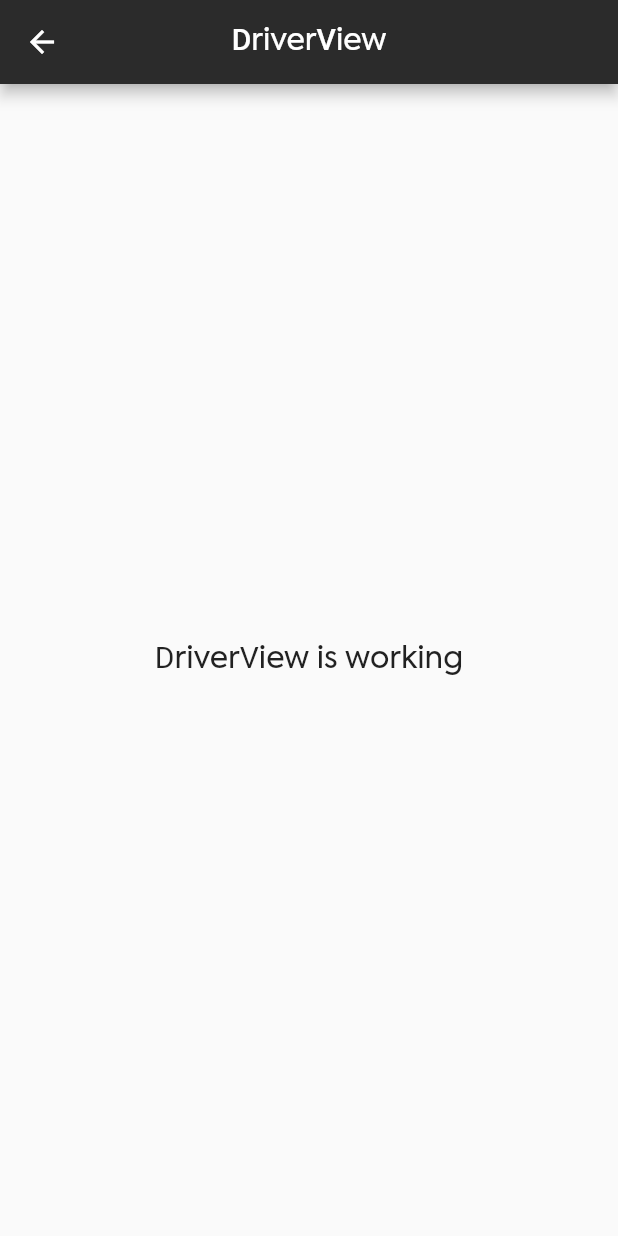
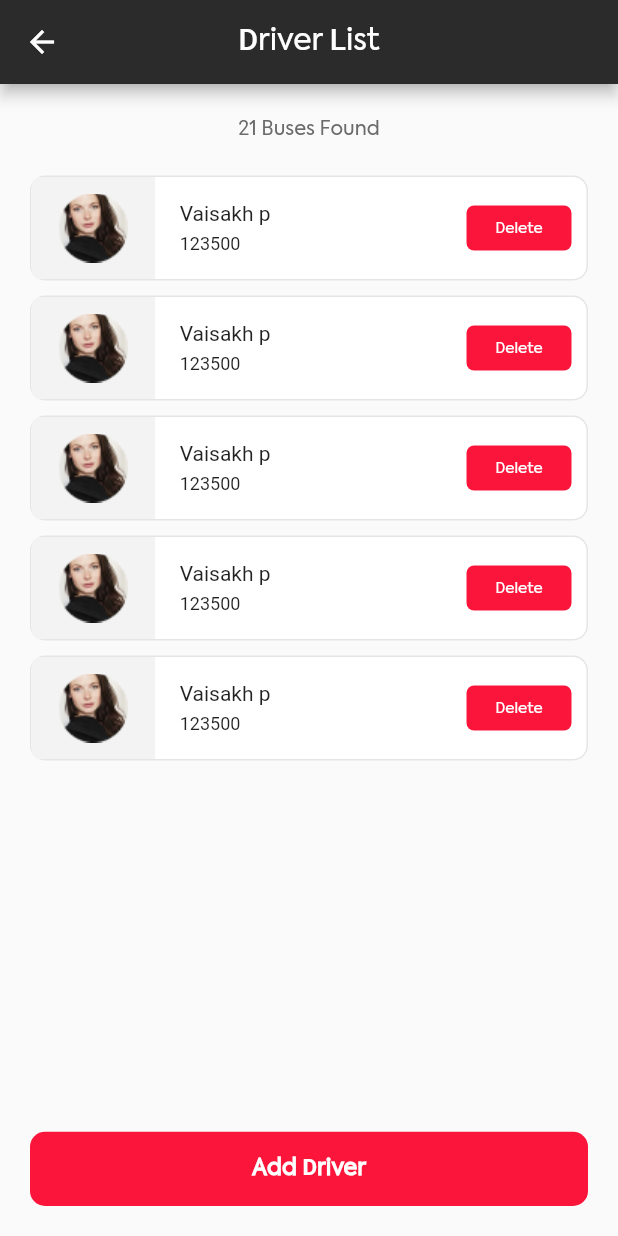
Before and after one commit to vaisakhferoke/novi_bus_app, a Flutter app: the DriverView screen opened by its route, on a phone screen of 412 x 824 dp. Run offline on Flutter 3.47's test engine with Material 2 defaults, Android fonts, the phone set to English and light mode, and no system bars; our stand-ins replace flutter_svg, fluttertoast, get; Roboto replaces fonts that are missing (auxiforma).

Commit message:
driver screen

```diff
--- a/lib/app/modules/driver/controllers/driver_controller.dart
+++ b/lib/app/modules/driver/controllers/driver_controller.dart
@@ -1,3 +1,10 @@
+import 'package:flutter/material.dart';
 import 'package:get/get.dart';
 
-class DriverController extends GetxController {}
+class DriverController extends GetxController {
+  final keyForm = GlobalKey<FormState>();
+  TextEditingController nameController = TextEditingController(text: '');
+  TextEditingController liceNoController = TextEditingController(text: '');
+
+  final isLoading = false.obs;
+}
--- a/lib/app/modules/driver/views/driver_view.dart
+++ b/lib/app/modules/driver/views/driver_view.dart
@@ -1,6 +1,9 @@
 import 'package:flutter/material.dart';
 
 import 'package:get/get.dart';
+import 'package:novi_bus_app/app/modules/driver/views/widget/driver_card.dart';
+import 'package:novi_bus_app/app/routes/app_pages.dart';
+import 'package:novi_bus_app/widgets/button/common_button.dart';
 
 import '../controllers/driver_controller.dart';
 
@@ -11,13 +14,52 @@ class DriverView extends GetView<DriverController> {
   Widget build(BuildContext context) {
     return Scaffold(
       appBar: AppBar(
-        title: const Text('DriverView'),
+        title: const Text('Driver List'),
         centerTitle: true,
       ),
-      body: const Center(
-        child: Text(
-          'DriverView is working',
-          style: TextStyle(fontSize: 20),
+      bottomNavigationBar: Padding(
+        padding: const EdgeInsets.all(20),
+        child: CommonButton(
+            lable: "Add Driver",
+            fun: () {
+              Get.toNamed(Routes.DRIVER_ADD);
+            }),
+      ),
+      body: Padding(
+        padding: const EdgeInsets.all(20),
+        child: Column(
+          children: [
+            const Text(
+              '21 Buses Found',
+              style: TextStyle(
+                fontSize: 13,
+                color: Color.fromRGBO(107, 107, 107, 1),
+              ),
+            ),
+            const SizedBox(
+              height: 20,
+            ),
+            Flexible(
+              child: SizedBox(
+                child: ListView.separated(
+                    separatorBuilder: (context, index) => const SizedBox(
+                          height: 10,
+                        ),
+                    physics: const NeverScrollableScrollPhysics(),
+                    shrinkWrap: true,
+                    scrollDirection: Axis.vertical,
+                    itemCount: 5,
+                    itemBuilder: (_, index) {
+                      return InkWell(
+                          onTap: () {},
+                          child: const DriverListTile(
+                            liceNo: '123500',
+                            name: "Vaisakh p",
+                          ));
+                    }),
+              ),
+            )
+          ],
         ),
       ),
     );
--- /dev/null
+++ b/lib/app/modules/driver/views/widget/driver_card.dart
@@ -0,0 +1,95 @@
+import 'package:flutter/material.dart';
+import 'package:get/get.dart';
+import 'package:novi_bus_app/utils/icons.dart';
+import 'package:novi_bus_app/utils/settings.dart';
+
+class DriverListTile extends StatelessWidget {
+  final String name, liceNo;
+  const DriverListTile({
+    Key? key,
+    required this.name,
+    required this.liceNo,
+  }) : super(key: key);
+
+  @override
+  Widget build(BuildContext context) {
+    return Container(
+      height: 70,
+      width: double.infinity,
+      clipBehavior: Clip.antiAlias,
+      decoration: BoxDecoration(
+        color: Colors.white,
+        border: Border.all(color: Colors.black.withOpacity(.1)),
+        borderRadius: BorderRadius.circular(10),
+      ),
+      child: Row(
+        mainAxisAlignment: MainAxisAlignment.spaceBetween,
+        children: [
+          Container(
+            width: Get.width * .20,
+            height: 70,
+            color: const Color(0xffF3F3F3),
+            child: Center(
+              child: Image.asset(
+                images.driver2,
+                fit: BoxFit.fill,
+              ),
+            ),
+          ), // Text(
+          //   'Swift Scania P-series',
+          //   style: TextStyle(
+          //       fontFamily: 'auxiforma',
+          //       fontSize: SizeConfig.blockSizeHorizontal! * 4),
+          // ),
+          Padding(
+            padding: const EdgeInsets.only(left: 0, right: 10),
+            child: SizedBox(
+              width: Get.width * .4,
+              child: Column(
+                crossAxisAlignment: CrossAxisAlignment.start,
+                mainAxisAlignment: MainAxisAlignment.center,
+                children: [
+                  Text(
+                    name,
+                    textAlign: TextAlign.start,
+                    style:
+                        const TextStyle(fontFamily: 'auxiforma', fontSize: 14),
+                  ),
+                  const SizedBox(
+                    height: 5,
+                  ),
+                  Text(
+                    liceNo,
+                    textAlign: TextAlign.start,
+                    style:
+                        const TextStyle(fontFamily: 'auxiforma', fontSize: 12),
+                  ),
+                ],
+              ),
+            ),
+          ),
+          Padding(
+            padding: const EdgeInsets.only(right: 10),
+            child: Container(
+              height: 30,
+              width: 70,
+              decoration: BoxDecoration(
+                color: AppUiSettings().primaryColor,
+                borderRadius: BorderRadius.circular(5),
+              ),
+              child: const Center(
+                child: Text(
+                  'Delete',
+                  style: TextStyle(
+                    color: Colors.white,
+                    fontSize: 10,
+                  ),
+                ),
+              ),
+            ),
+          )
+        ],
+      ),
+    );
+  }
+}
--- a/lib/app/routes/app_pages.dart
+++ b/lib/app/routes/app_pages.dart
@@ -1,6 +1,7 @@
 // ignore_for_file: constant_identifier_names
 
 import 'package:get/get.dart';
+import 'package:novi_bus_app/app/modules/driver/views/driver_add_edit_view.dart';
 
 import '../modules/auth/bindings/auth_binding.dart';
 import '../modules/auth/views/auth_view.dart';
@@ -42,6 +43,11 @@ class AppPages {
       binding: DriverBinding(),
     ),
     GetPage(
+      name: _Paths.DRIVER_ADD,
+      page: () => const DriverAddView(),
+      binding: DriverBinding(),
+    ),
+    GetPage(
       name: _Paths.BUSDETAILS,
       page: () => const BusdetailsView(),
       binding: BusdetailsBinding(),
--- a/lib/app/routes/app_routes.dart
+++ b/lib/app/routes/app_routes.dart
@@ -9,6 +9,7 @@ abstract class Routes {
   static const SPLASH = _Paths.SPLASH;
   static const AUTH = _Paths.AUTH;
   static const DRIVER = _Paths.DRIVER;
+  static const DRIVER_ADD = _Paths.DRIVER_ADD;
   static const BUSDETAILS = _Paths.BUSDETAILS;
 }
 
@@ -18,5 +19,6 @@ abstract class _Paths {
   static const SPLASH = '/splash';
   static const AUTH = '/auth';
   static const DRIVER = '/driver';
+  static const DRIVER_ADD = '/driver-add';
   static const BUSDETAILS = '/busdetails';
 }
--- a/lib/utils/icons.dart
+++ b/lib/utils/icons.dart
@@ -8,6 +8,7 @@ class MoovbeImages {
   String bus2 = 'assets/images/bus2.png';
 
   String driver = 'assets/images/driver.png';
+  String driver2 = 'assets/images/driver2.png';
 }
 
 MoovbeIcons svgIcons = MoovbeIcons();
--- a/lib/widgets/textfield/com_textfield.dart
+++ b/lib/widgets/textfield/com_textfield.dart
@@ -24,6 +24,7 @@ class CustomTextFormField extends StatelessWidget {
         decoration: InputDecoration(
             hintText: hintText,
             filled: true,
+            isDense: true,
             fillColor: AppUiSettings.colorGray.withOpacity(0.1),
             enabledBorder: OutlineInputBorder(
                 borderSide: BorderSide.none,
```
Also changed, not shown: lib/app/modules/driver/views/driver_add_edit_view.dart (added, +65 -0 lines).
